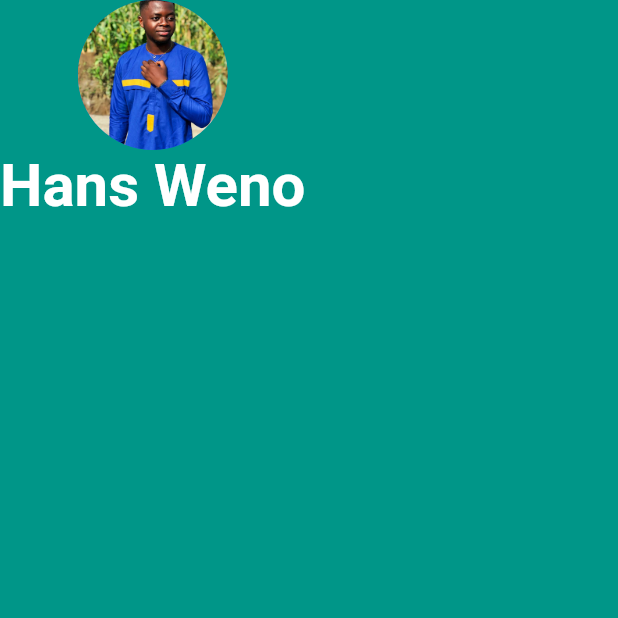
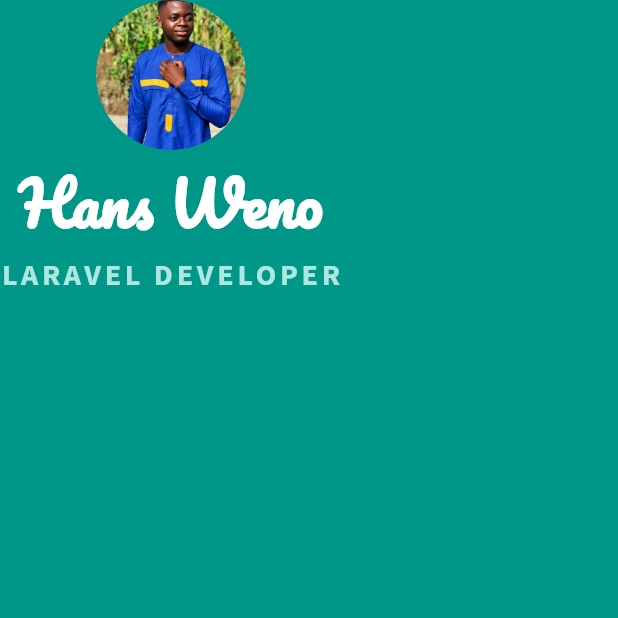
Before and after one commit to FreshhDevv/mi_card, a Flutter app: the screen it shows after launch, on a phone screen of 412 x 824 dp, the top half of it. Run offline on Flutter 3.47's test engine with Material 2 defaults, Android fonts, the phone set to English and light mode, and no system bars.

Commit message:
Laravel developer

```diff
--- a/lib/main.dart
+++ b/lib/main.dart
@@ -22,8 +22,19 @@ class MyApp extends StatelessWidget {
               Text(
                 'Hans Weno',
                 style: TextStyle(
+                  fontFamily: 'Pacifico',
                   fontSize: 40.0,
                   color: Colors.white,
+                  fontWeight: FontWeight.bold,
+                ),
+              ),
+              Text(
+                'LARAVEL DEVELOPER',
+                style: TextStyle(
+                  fontFamily: 'Source Sans Pro',
+                  fontSize: 20.0,
+                  color: Color.fromARGB(255, 174, 230, 224),
+                  letterSpacing: 2.5,
                   fontWeight: FontWeight.bold,
                 ),
               )
```
Also changed, not shown: pubspec.yaml (+9 -0 lines), fonts/Pacifico-Regular.ttf (added), fonts/SourceSansPro-Regular.ttf (added).
